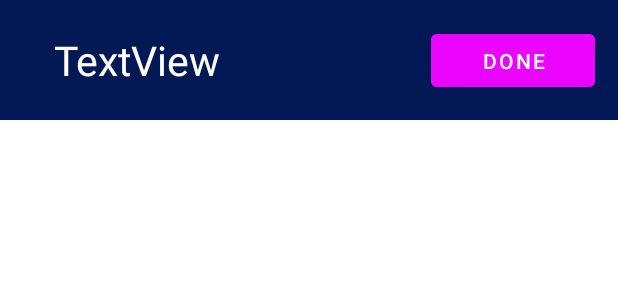
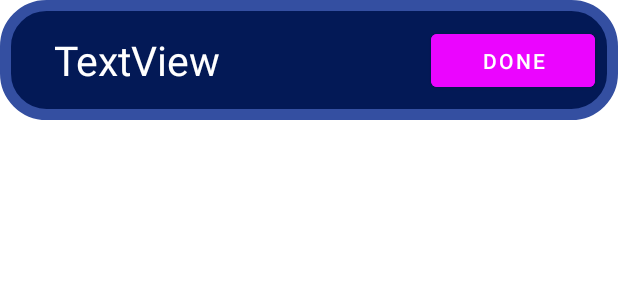
Before and after one commit to SATYAJIT1910/Todo-App, an Android app: the layout custom_list_view.xml on its own in the app's theme, with its tools: preview values and no code run, on a phone screen of 412 x 824 dp. Shown: the top 300 px of the screen. Run offline under Robolectric (Android 15) with nearby library versions, the light colour scheme and no system bars.

Commit message:
Ui update #2

```diff
--- a/app/src/main/AndroidManifest.xml
+++ b/app/src/main/AndroidManifest.xml
@@ -10,7 +10,8 @@
         android:label="@string/app_name"
         android:roundIcon="@mipmap/ic_launcher_round"
         android:supportsRtl="true"
-        android:theme="@style/Theme.TodoApp">
+        android:theme="@style/Theme.TodoApp"
+        >
         <activity
             android:name=".ViewTodoList"
             android:exported="false" />
--- /dev/null
+++ b/app/src/main/res/drawable/rounded_corner.xml
@@ -0,0 +1,7 @@
+<?xml version="1.0" encoding="utf-8"?>
+<shape xmlns:android="http://schemas.android.com/apk/res/android"
+    >
+    <corners android:radius="27dp" />
+    <solid android:color="#031956" />
+    <stroke android:color="#344fa1" android:width="7dp"></stroke>
+</shape>
--- a/app/src/main/res/layout/custom_list_view.xml
+++ b/app/src/main/res/layout/custom_list_view.xml
@@ -4,7 +4,7 @@
     xmlns:tools="http://schemas.android.com/tools"
     android:layout_width="match_parent"
     android:layout_height="80dp"
-    android:background="#031956"
+    android:background="@drawable/rounded_corner"
     android:padding="10dp"
     >
 
--- a/app/src/main/res/values/colors.xml
+++ b/app/src/main/res/values/colors.xml
@@ -7,4 +7,7 @@
     <color name="teal_700">#FF018786</color>
     <color name="black">#FF000000</color>
     <color name="white">#FFFFFFFF</color>
+    <color name="customColor1">#eb05ff</color>
+    <color name="customColor2">#344fa1</color>
+    <color name="customColor3">#031956</color>
 </resources>
--- a/app/src/main/res/values/themes.xml
+++ b/app/src/main/res/values/themes.xml
@@ -1,14 +1,14 @@
 <resources xmlns:tools="http://schemas.android.com/tools">
     <!-- Base application theme. -->
-    <style name="Theme.TodoApp" parent="Theme.MaterialComponents.DayNight.DarkActionBar">
+    <style name="Theme.TodoApp" parent="Theme.MaterialComponents.DayNight.NoActionBar">
         <!-- Primary brand color. -->
-        <item name="colorPrimary">@color/purple_500</item>
-        <item name="colorPrimaryVariant">@color/purple_700</item>
+        <item name="colorPrimary">@color/customColor1</item>
+        <item name="colorPrimaryVariant">@color/customColor2</item>
         <item name="colorOnPrimary">@color/white</item>
         <!-- Secondary brand color. -->
         <item name="colorSecondary">@color/teal_200</item>
         <item name="colorSecondaryVariant">@color/teal_700</item>
-        <item name="colorOnSecondary">@color/black</item>
+        <item name="colorOnSecondary">@color/white</item>
         <!-- Status bar color. -->
         <item name="android:statusBarColor" tools:targetApi="l">?attr/colorPrimaryVariant</item>
         <!-- Customize your theme here. -->
```
Also changed, not shown: app/src/main/res/layout/activity_view_todo_list.xml (+6 -3 lines).
